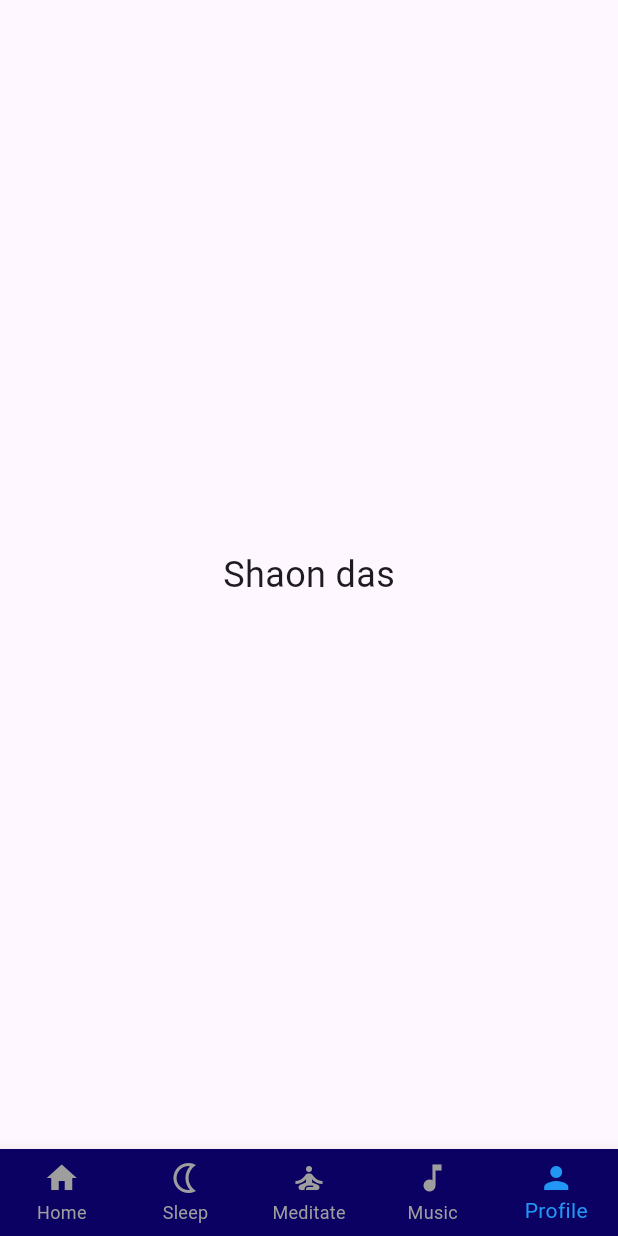
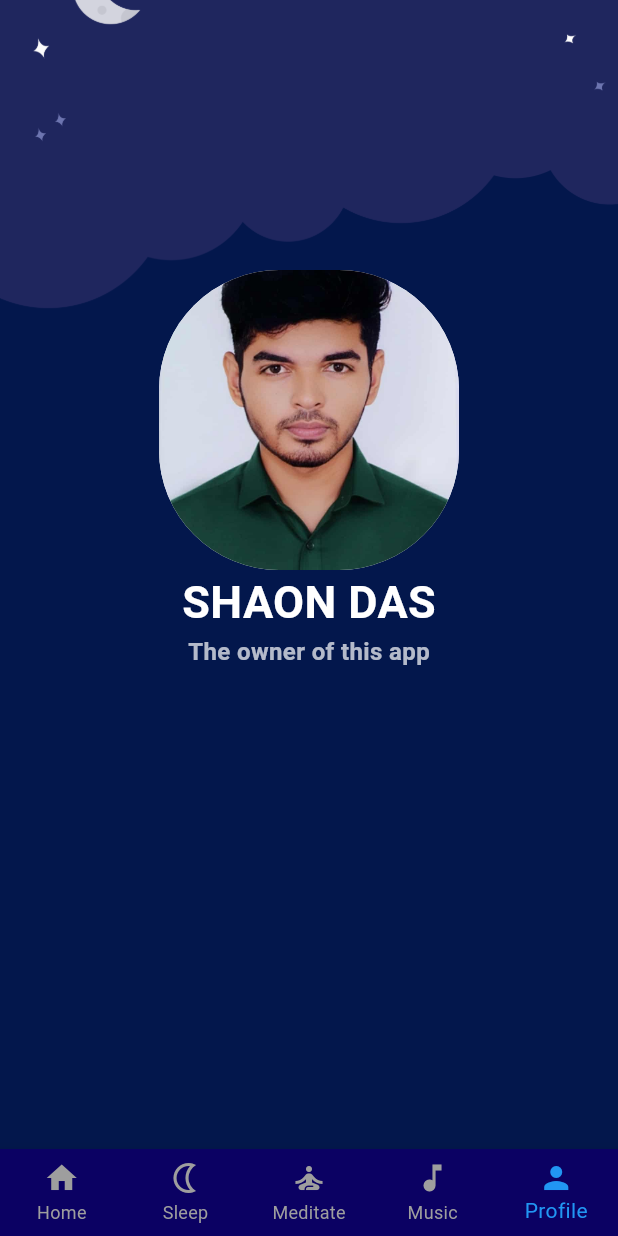
Before and after one commit to dev-shaon/sleep_app, a Flutter app: the Homescreen screen opened directly, item 5 of the bottom bar chosen, on a phone screen of 412 x 824 dp. Run offline on Flutter 3.47's test engine with Material 3 defaults, Android fonts, the phone set to English and light mode, and no system bars.

Commit message:
Change some code

```diff
--- a/lib/homeScreen.dart
+++ b/lib/homeScreen.dart
@@ -1,6 +1,7 @@
 import 'package:flutter/material.dart';
 import 'package:sleep_app/MeditationPage.dart';
 import 'package:sleep_app/music.dart';
+import 'package:sleep_app/profile.dart';
 import 'package:sleep_app/sleep.dart';
 
 class Homescreen extends StatefulWidget {
@@ -18,7 +19,7 @@ class _HomescreenState extends State<Homescreen> {
   const SleepPage(),
   MeditationPage(),
   MusicPage(), // <- your custom Music page
-  const ProfilePage(),
+  ProfilePage(),
 ];
 
 
@@ -35,19 +36,19 @@ class _HomescreenState extends State<Homescreen> {
           ? Container(
               height: double.infinity,
               width: double.infinity,
-              decoration: const BoxDecoration(
+              decoration:  BoxDecoration(
                 image: DecorationImage(
                   image: AssetImage("assets/images/sleep.png"),
                   fit: BoxFit.cover,
                 ),
               ),
               child: Padding(
-                padding: const EdgeInsets.all(20),
+                padding:  EdgeInsets.all(20),
                 child: SingleChildScrollView(
                   child: Column(
                     children: [
-                      const SizedBox(height: 20),
-                      const Text(
+                       SizedBox(height: 20),
+                       Text(
                         "Sleep Stories",
                         style: TextStyle(
                           color: Colors.white,
@@ -80,8 +81,8 @@ class _HomescreenState extends State<Homescreen> {
                                   color: Colors.white,
                                 ),
                               ),
-                              const SizedBox(height: 4),
-                              const Text(
+                               SizedBox(height: 4),
+                               Text(
                                 "All",
                                 style: TextStyle(
                                   color: Colors.white,
@@ -291,14 +292,14 @@ class _HomescreenState extends State<Homescreen> {
                                         ),
                                     ],
                                   ),
-                                  const SizedBox(height: 10),
+                                   SizedBox(height: 10),
                                   Column(
                                     children: [
                                       Container(
                                         height: 120,
                                         width: 150,
                                         decoration: BoxDecoration(
-                                          image: const DecorationImage(
+                                          image:  DecorationImage(
                                             image: AssetImage("assets/images/s2.png"),
                                             fit: BoxFit.cover,
                                           ),
@@ -361,18 +362,3 @@ class _HomescreenState extends State<Homescreen> {
     );
   }
 }
-
-
-
-
-class ProfilePage extends StatelessWidget {
-  const ProfilePage({super.key});
-  @override
-  Widget build(BuildContext context) {
-    return const Scaffold(
-      body: Center(
-        child: Text("Shaon das", style: TextStyle(fontSize: 24)),
-      ),
-    );
-  }
-}
--- /dev/null
+++ b/lib/profile.dart
@@ -0,0 +1,63 @@
+import 'package:flutter/material.dart';
+
+class ProfilePage extends StatefulWidget {
+  const ProfilePage({super.key});
+
+  @override
+  State<ProfilePage> createState() => _ProfilePageState();
+}
+
+class _ProfilePageState extends State<ProfilePage> {
+  @override
+  Widget build(BuildContext context) {
+    return Scaffold(
+      body: Container(
+        height: double.infinity,
+        width: double.infinity,
+        decoration: BoxDecoration(
+          image: DecorationImage(image: AssetImage("assets/images/sleep.png"),
+          fit: BoxFit.cover)
+        ),
+        child: Row(
+          mainAxisAlignment: MainAxisAlignment.center,
+          children: [
+            Column(
+              mainAxisAlignment: MainAxisAlignment.start,
+              children: [
+                SizedBox(height: 180),
+                Container(
+                  height: 200,
+                  width: 200,
+                  decoration: BoxDecoration(
+                    borderRadius: BorderRadius.circular(80),
+                    color: Colors.white,
+                    image: DecorationImage(
+                      image: AssetImage("assets/images/sd.jpg"),
+                      fit: BoxFit.cover,
+                    ),
+                  ),
+                ),
+                Text(
+                  "SHAON DAS",
+                  style: TextStyle(
+                    fontSize: 30,
+                    color: Colors.white,
+                    fontWeight: FontWeight.bold,
+                  ),
+                ),
+                Text(
+                  "The owner of this app",
+                  style: TextStyle(
+                    fontSize: 16,
+                    color: Colors.white70,
+                    fontWeight: FontWeight.bold,
+                  ),
+                ),
+              ],
+            ),
+          ],
+        ),
+      ),
+    );
+  }
+}
```
Also changed, not shown: assets/images/sd.jpg (added), 1 other file.
